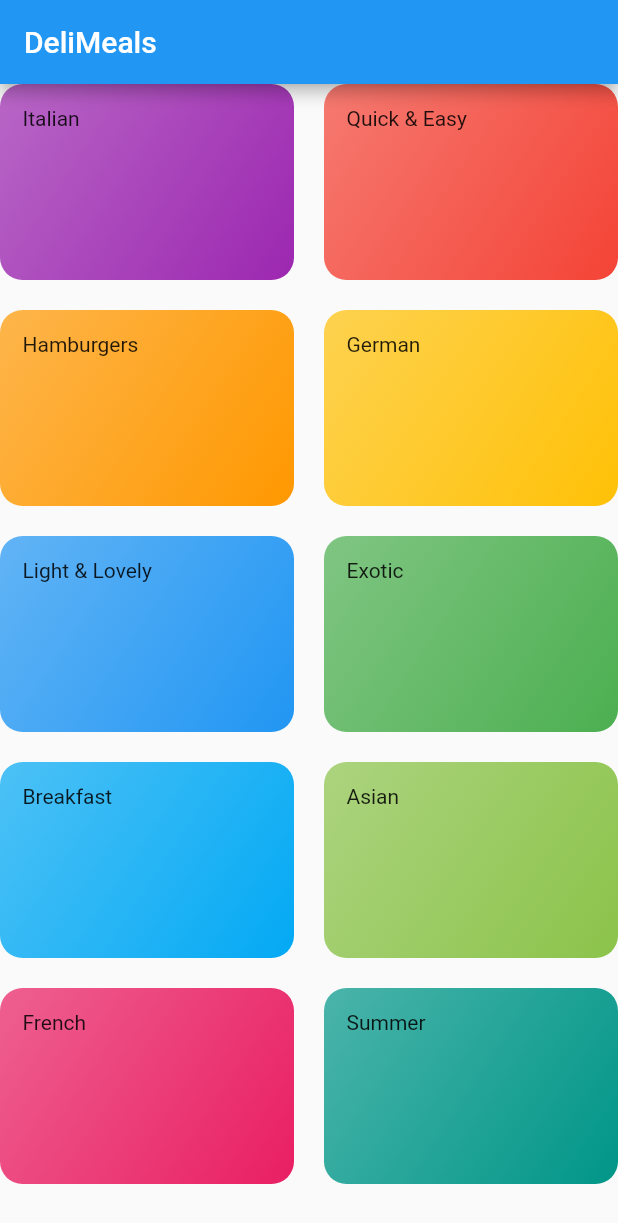
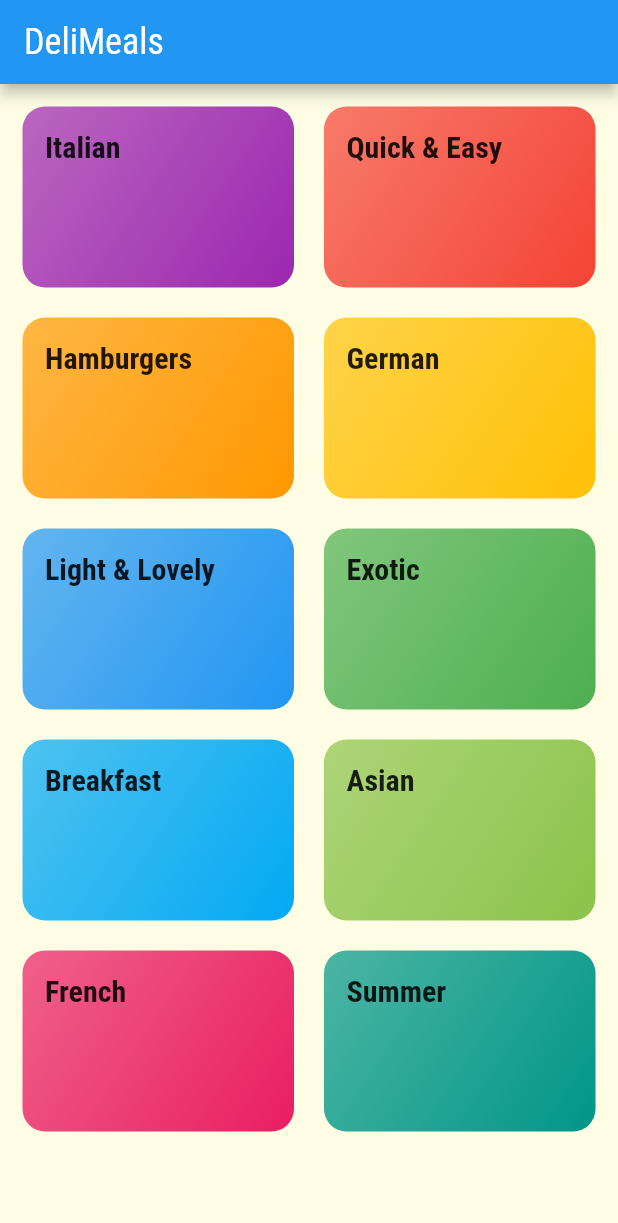
Before and after one commit to vukbundalo/deli_meals, a Flutter app: the screen it shows after launch, on a phone screen of 412 x 824 dp. Shown: the top 1223 px of the screen. Run offline on Flutter 3.47's test engine with Material 2 defaults, Android fonts, the phone set to English and light mode, and no system bars.

Commit message:
dw - implementing fonts and making grid items tapable

```diff
--- a/analysis_options.yaml
+++ b/analysis_options.yaml
@@ -7,7 +7,7 @@
 
 # The following line activates a set of recommended lints for Flutter apps,
 # packages, and plugins designed to encourage good coding practices.
-include: package:flutter_lints/flutter.yaml
+# include: package:flutter_lints/flutter.yaml
 
 linter:
   # The lint rules applied to this project can be customized in the
--- a/lib/main.dart
+++ b/lib/main.dart
@@ -7,9 +7,36 @@ class MyApp extends StatelessWidget {
   @override
   Widget build(BuildContext context) {
     return MaterialApp(
+      debugShowCheckedModeBanner: false,
       title: 'DeliMeals',
       theme: ThemeData(
-        primarySwatch: Colors.blue,
+        primarySwatch: Colors.pink,
+        colorScheme: ColorScheme.fromSwatch().copyWith(secondary: Colors.amber),
+        canvasColor: Color.fromRGBO(255, 254, 229, 1),
+        fontFamily: 'Raleway',
+        textTheme: ThemeData.light().textTheme.copyWith(
+            bodyLarge: TextStyle(
+              color: Color.fromRGBO(20, 51, 51, 1),
+            ),
+            bodyMedium: TextStyle(
+              color: Color.fromRGBO(20, 51, 51, 1),
+            ),
+            bodySmall: TextStyle(
+              color: Color.fromRGBO(20, 51, 51, 1),
+            ),
+            titleLarge: TextStyle(
+              fontFamily: 'RobotoCondensed',
+              fontSize: 24,
+            ),
+            titleMedium: TextStyle(
+              fontFamily: 'RobotoCondensed',
+              fontSize: 20,
+              fontWeight: FontWeight.bold,
+            ),
+            titleSmall: TextStyle(
+              fontFamily: 'RobotoCondensed',
+              fontSize: 24,
+            )),
       ),
       home: Categories(),
     );
--- a/lib/widgets/categories.dart
+++ b/lib/widgets/categories.dart
@@ -12,6 +12,7 @@ class Categories extends StatelessWidget {
         title: Text('DeliMeals'),
       ),
       body: GridView(
+          padding: EdgeInsets.all(15),
           children: [
             ...DUMMY_CATEGORIES.map((catData) {
               return CategoryItem(title: catData.title, color: catData.color);
--- a/lib/widgets/category_item.dart
+++ b/lib/widgets/category_item.dart
@@ -1,5 +1,4 @@
-import 'package:flutter/src/widgets/framework.dart';
-import 'package:flutter/src/widgets/placeholder.dart';
+import 'package:deli_meals/widgets/category_meals_screen.dart';
 import 'package:flutter/material.dart';
 
 class CategoryItem extends StatelessWidget {
@@ -8,10 +7,20 @@ class CategoryItem extends StatelessWidget {
 
   const CategoryItem({required this.title, required this.color, super.key});
 
+  void selectCategory(ctx) {
+    Navigator.of(ctx).push(MaterialPageRoute(builder: (_) {
+      return CategoryMealsScreen();
+    }));
+  }
+
   @override
   Widget build(BuildContext context) {
-    return Container(
-      child: Text(title),
+    return InkWell(
+      splashColor: Theme.of(context).primaryColor,
+      borderRadius: BorderRadius.all(Radius.circular(15)),
+      onTap: () => selectCategory(context),
+      child: Container(
+        child: Text(title, style: Theme.of(context).textTheme.titleMedium),
         padding: EdgeInsets.all(15),
         decoration: BoxDecoration(
           borderRadius: BorderRadius.circular(15),
@@ -21,6 +30,7 @@ class CategoryItem extends StatelessWidget {
             end: Alignment.bottomRight,
           ),
         ),
+      ),
     );
   }
 }
```
Also changed, not shown: lib/widgets/category_meals_screen.dart (added, +15 -0 lines), pubspec.yaml (+18 -12 lines), assets/fonts/Raleway-Black.ttf (added), assets/fonts/Raleway-Bold.ttf (added), assets/fonts/Raleway-Regular.ttf (added), assets/fonts/RobotoCondensed-Bold.ttf (added), assets/fonts/RobotoCondensed-Italic.ttf (added), assets/fonts/RobotoCondensed-Light.ttf (added), assets/fonts/RobotoCondensed-Regular.ttf (added), 1 other file. Lines whose indentation alone changed are shown as unchanged.
